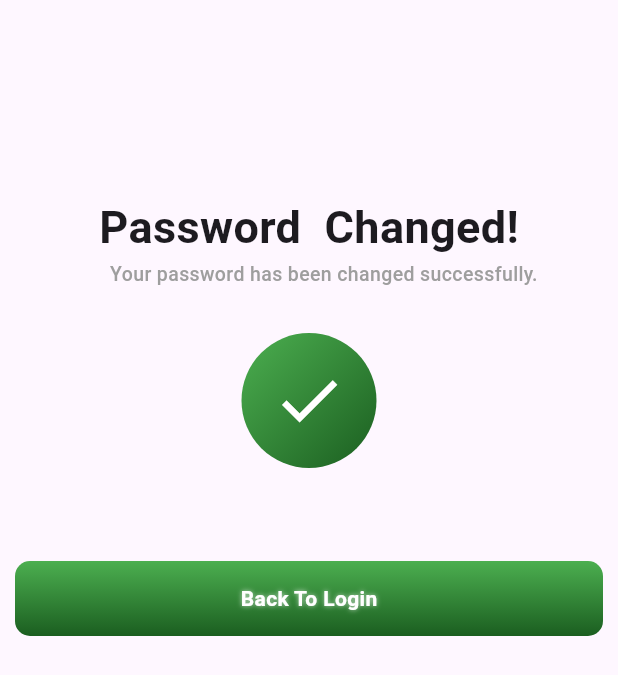
After one commit to zulfiqaralihunzai05/islamic_app, a Flutter app: the ChangePasswordScreen screen opened directly, on a phone screen of 412 x 824 dp. The commit adds this screen. Shown: the top 675 px of the screen. Run offline on Flutter 3.47's test engine with Material 3 defaults, Android fonts, the light colour scheme and no system bars.

Commit message:
Create New and Change Password Screen

```diff
--- a/lib/main.dart
+++ b/lib/main.dart
@@ -1,4 +1,6 @@
 import 'package:flutter/material.dart';
+import 'package:islamic_app/presentation/screen/Auth/View/change_password_screen.dart';
+import 'package:islamic_app/presentation/screen/Auth/View/create_new_password_screen.dart';
 import 'package:islamic_app/presentation/screen/Auth/View/forget_password_screen.dart';
 import 'package:islamic_app/presentation/screen/Auth/View/login_screen.dart';
 import 'package:islamic_app/presentation/screen/Auth/View/register_screen.dart';
@@ -24,6 +26,7 @@ class MyApp extends StatelessWidget {
         useMaterial3: true,
       ),
       home: const  LoginScreen(),
+
     );
   }
 }
--- /dev/null
+++ b/lib/presentation/screen/Auth/View/change_password_screen.dart
@@ -0,0 +1,67 @@
+import 'package:flutter/material.dart';
+import 'package:islamic_app/presentation/screen/Auth/View/code_screen.dart';
+
+import '../../../../common/widgets/email_text_field.dart';
+import '../../../../common/widgets/login_button.dart';
+import '../../../../common/widgets/register_now_text.dart';
+import '../../../../common/widgets/wellcome_text.dart';
+
+class ChangePasswordScreen extends StatelessWidget {
+  const ChangePasswordScreen({super.key});
+
+  @override
+  Widget build(BuildContext context) {
+    return Scaffold(
+      resizeToAvoidBottomInset: false,
+      body: Column(
+        mainAxisAlignment: MainAxisAlignment.start,
+        children: [
+        SizedBox(height: 130,),
+      titletext(
+        text: "Password  Changed!",
+      ),
+      Padding(
+        padding: const EdgeInsets.only(left: 20),
+        child: Text(
+          textAlign: TextAlign.center,
+            'Your password has been changed successfully.',
+            // First part
+            style: TextStyle(color: Colors.grey, fontSize: 13, fontWeight: FontWeight.w500),),
+      ),
+        SizedBox(height: 30),
+          Container(
+            decoration: BoxDecoration(
+              shape: BoxShape.circle,
+              gradient: LinearGradient(
+                colors: [Colors.green, Colors.green[900]!],
+                begin: Alignment.topLeft,
+                end: Alignment.bottomRight,
+              ),
+            ),
+            padding: EdgeInsets.all(20),
+            child: Icon(
+              Icons.check,
+              color: Colors.white,
+              size: 50,
+            ),
+          ),
+        SizedBox(height: 50,),
+
+        SizedBox(
+          width: double.infinity,
+          child: button1(
+            textLabel: 'Back To Login', onTap: () {
+            Navigator.push(
+              context,
+              MaterialPageRoute(builder: (context) => const CodeScreen()),
+            );
+          },
+          ),
+        ),
+
+
+        ],
+      ),
+    );
+  }
+}
```
Also changed, not shown: lib/presentation/screen/Auth/View/create_new_password_screen.dart (added, +57 -0 lines).
